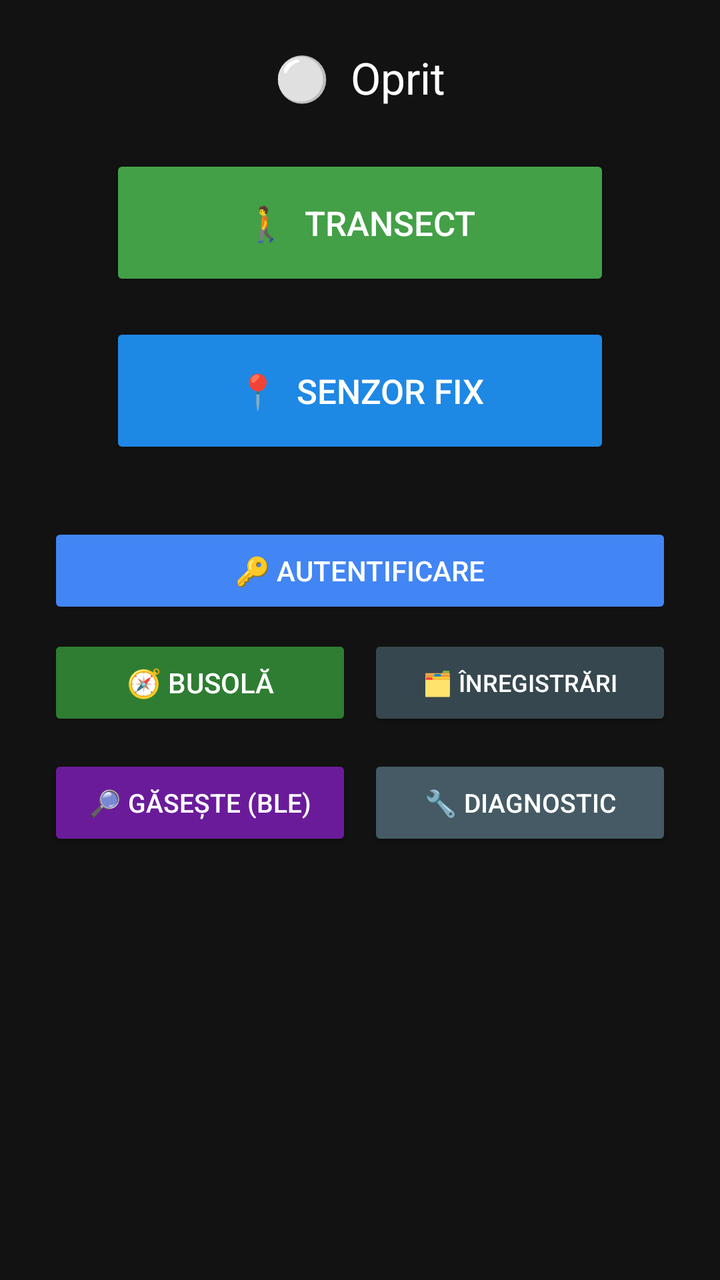
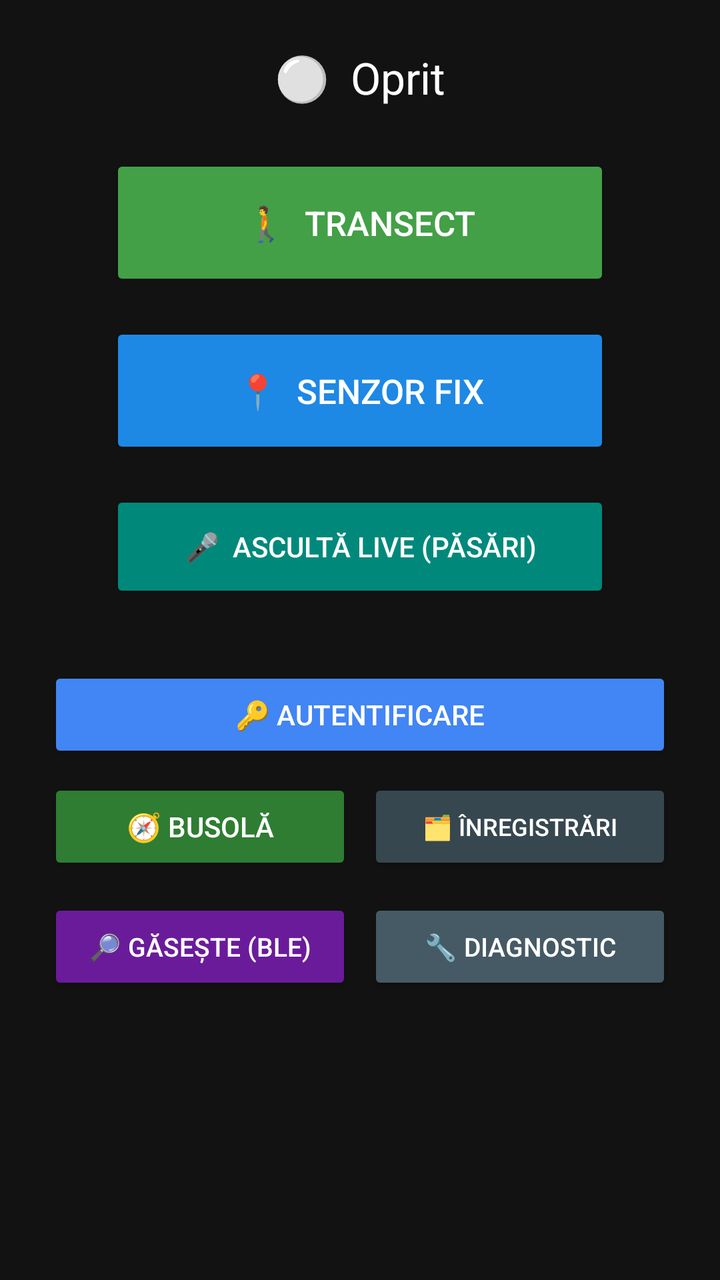

Before-and-after screenshots of an Android layout around one commit, followed by the original layout XML and the change that was made.
<!-- AndroidManifest.xml: application theme Theme.AppCompat.DayNight.NoActionBar -->
<!-- res/layout/activity_main.xml -->
<?xml version="1.0" encoding="utf-8"?>
<LinearLayout xmlns:android="http://schemas.android.com/apk/res/android"
    android:layout_width="match_parent"
    android:layout_height="match_parent"
    android:orientation="vertical"
    android:gravity="center_horizontal"
    android:padding="24dp"
    android:background="#121212">

    <TextView
        android:id="@+id/tvStatus"
        android:layout_width="wrap_content"
        android:layout_height="wrap_content"
        android:text="⚪  Oprit"
        android:textSize="22sp"
        android:textColor="#FFFFFF"
        android:layout_marginBottom="24dp"/>

    
    <Button
        android:id="@+id/btnStartStop"
        android:layout_width="160dp"
        android:layout_height="160dp"
        android:text="⏹  STOP"
        android:textSize="18sp"
        android:textColor="#FFFFFF"
        android:visibility="gone"
        android:layout_marginBottom="16dp"/>

    
    <Button
        android:id="@+id/btnTrackMap"
        android:layout_width="250dp"
        android:layout_height="52dp"
        android:text="🗺  TRASEU PE HARTĂ"
        android:textSize="15sp"
        android:textColor="#FFFFFF"
        android:backgroundTint="#00695C"
        android:visibility="gone"
        android:layout_marginBottom="32dp"/>

    
    <LinearLayout
        android:id="@+id/startButtonsRow"
        android:layout_width="wrap_content"
        android:layout_height="wrap_content"
        android:orientation="vertical"
        android:gravity="center"
        android:layout_marginBottom="32dp">

        <Button
            android:id="@+id/btnTransect"
            android:layout_width="250dp"
            android:layout_height="68dp"
            android:text="🚶  TRANSECT"
            android:textSize="17sp"
            android:textColor="#FFFFFF"
            android:backgroundTint="#43A047"
            android:layout_marginBottom="16dp"/>

        <Button
            android:id="@+id/btnFixedSensor"
            android:layout_width="250dp"
            android:layout_height="68dp"
            android:text="📍  SENZOR FIX"
            android:textSize="17sp"
            android:textColor="#FFFFFF"
            android:backgroundTint="#1E88E5"/>
    </LinearLayout>

    <LinearLayout
        android:layout_width="match_parent"
        android:layout_height="wrap_content"
        android:orientation="horizontal"
        android:gravity="center"
        android:layout_marginBottom="8dp">

        <Button
            android:id="@+id/btnAuth"
            android:layout_width="0dp"
            android:layout_height="48dp"
            android:layout_weight="1"
            android:text="🔑 AUTENTIFICARE"
            android:textSize="14sp"
            android:textColor="#FFFFFF"
            android:backgroundTint="#4285F4"/>

    </LinearLayout>

    <LinearLayout
        android:layout_width="match_parent"
        android:layout_height="wrap_content"
        android:orientation="horizontal"
        android:gravity="center"
        android:layout_marginBottom="12dp">

        <Button
            android:id="@+id/btnCompass"
            android:layout_width="0dp"
            android:layout_height="48dp"
            android:layout_weight="1"
            android:text="🧭 BUSOLĂ"
            android:textSize="14sp"
            android:textColor="#FFFFFF"
            android:backgroundTint="#2E7D32"
            android:layout_marginEnd="8dp"/>

        <Button
            android:id="@+id/btnRecordings"
            android:layout_width="0dp"
            android:layout_height="48dp"
            android:layout_weight="1"
            android:text="🗂 ÎNREGISTRĂRI"
            android:textSize="12sp"
            android:textColor="#FFFFFF"
            android:backgroundTint="#37474F"/>

    </LinearLayout>

    <LinearLayout
        android:layout_width="match_parent"
        android:layout_height="wrap_content"
        android:orientation="horizontal"
        android:gravity="center"
        android:layout_marginBottom="12dp">

        <Button
            android:id="@+id/btnFindSensor"
            android:layout_width="0dp"
            android:layout_height="48dp"
            android:layout_weight="1"
            android:text="🔎 GĂSEȘTE (BLE)"
            android:textSize="13sp"
            android:textColor="#FFFFFF"
            android:backgroundTint="#6A1B9A"
            android:layout_marginEnd="8dp"/>

        <Button
            android:id="@+id/btnDiagnostic"
            android:layout_width="0dp"
            android:layout_height="48dp"
            android:layout_weight="1"
            android:text="🔧 DIAGNOSTIC"
            android:textSize="13sp"
            android:textColor="#FFFFFF"
            android:backgroundTint="#455A64"/>

    </LinearLayout>

    <TextView
        android:id="@+id/tvUploadStatus"
        android:layout_width="match_parent"
        android:layout_height="wrap_content"
        android:text=""
        android:textSize="12sp"
        android:textColor="#90CAF9"
        android:gravity="center"
        android:lineSpacingExtra="3dp"
        android:layout_marginBottom="16dp"/>

    <TextView
        android:id="@+id/tvPath"
        android:layout_width="match_parent"
        android:layout_height="wrap_content"
        android:text=""
        android:textSize="10sp"
        android:textColor="#555555"
        android:gravity="center"
        android:lineSpacingExtra="3dp"/>

</LinearLayout>
<!-- resources referenced by this layout -->
<resources>

</resources>

<!-- the commit's change to res/layout/activity_main.xml (unified diff, before → after) -->
@@ -66,6 +66,16 @@
             android:textSize="17sp"
             android:textColor="#FFFFFF"
             android:backgroundTint="#1E88E5"/>
+
+        <Button
+            android:id="@+id/btnLiveListen"
+            android:layout_width="250dp"
+            android:layout_height="56dp"
+            android:text="🎤  ASCULTĂ LIVE (PĂSĂRI)"
+            android:textSize="14sp"
+            android:textColor="#FFFFFF"
+            android:backgroundTint="#00897B"
+            android:layout_marginTop="16dp"/>
     </LinearLayout>
 
     <LinearLayout
